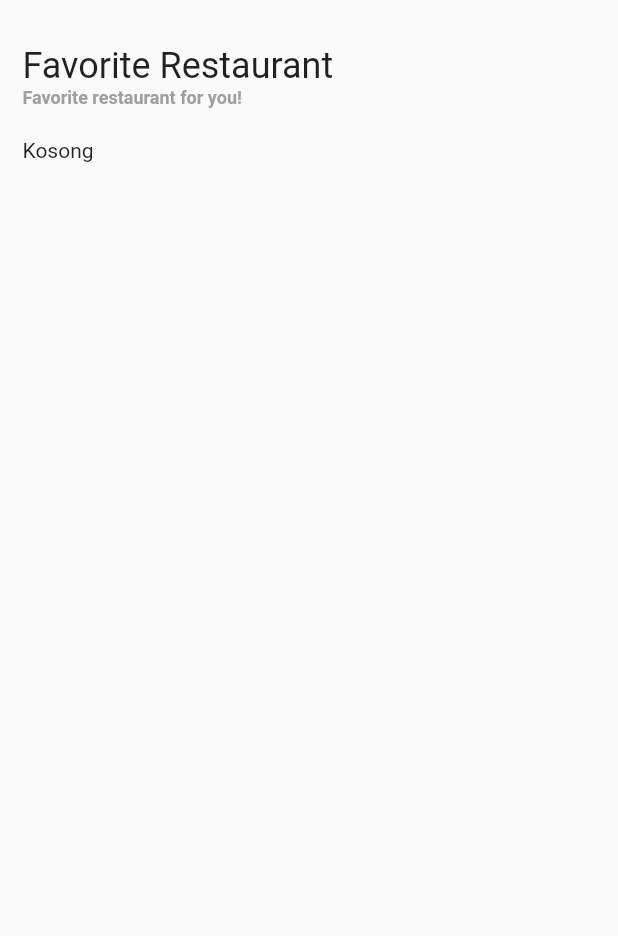
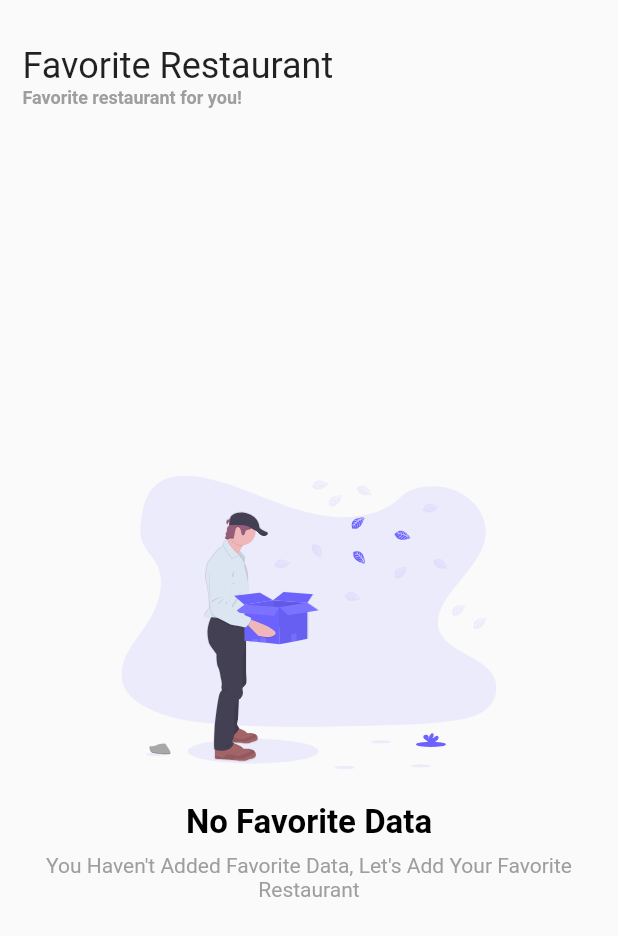
Before and after one commit to Egi10/restaurant_app, a Flutter app: the FavoriteScreen screen opened directly, on a phone screen of 412 x 824 dp. Shown: the top 936 px of the screen. Run offline on Flutter 3.47's test engine with Material 2 defaults, Android fonts, the phone set to English and light mode, and no system bars; our stand-ins replace flutter_svg, lottie, sqflite, toast; accounts and stored records are empty; network calls fail.

Commit message:
add detail favorite

```diff
--- a/lib/data/local/db_provider.dart
+++ b/lib/data/local/db_provider.dart
@@ -17,10 +17,10 @@ class DbProvider extends ChangeNotifier {
 
   DbProvider() {
     _helper = DatabaseHelper();
-    _getAllRestaurant();
+    getAllRestaurant();
   }
 
-  void _getAllRestaurant() async {
+  void getAllRestaurant() async {
     _listRestaurant = await _helper.getRestaurant();
     if (_listRestaurant.isEmpty) {
       _resultState = ResultStateFavorite.NoData;
@@ -39,6 +39,10 @@ class DbProvider extends ChangeNotifier {
     return await _helper.getRestaurantById(id);
   }
 
+  // Future<List<RestaurantsEntity>> getAllRestaurant() async {
+  //   return await _helper.getRestaurant();
+  // }
+
   void getRestaurantByIdSize(String id) async {
     _listRestaurantFavorite = await _helper.getRestaurantByIdSize(id);
     notifyListeners();
--- a/lib/screen/details_screen.dart
+++ b/lib/screen/details_screen.dart
@@ -33,7 +33,6 @@ class _DetailScreen extends State<DetailScreen> {
               apiService: ApiService(), idRestaurants: widget.idRestaurants),
           child: Consumer<RestaurantsProvider>(builder: (context, state, _) {
             if (state.state == ResultState.Loading) {
-              print('${provider.listRestaurantFavorite.length} - $isFavorite');
               provider.getRestaurantByIdSize(widget.idRestaurants);
               return Center(
                 child: CircularProgressIndicator(),
--- /dev/null
+++ b/lib/screen/favorite/favorite_screen.dart
@@ -0,0 +1,60 @@
+import 'package:flutter/cupertino.dart';
+import 'package:flutter/material.dart';
+import 'package:provider/provider.dart';
+import 'package:restaurant_app/data/local/db_provider.dart';
+import 'package:restaurant_app/widget/item_list_favorite.dart';
+import 'package:restaurant_app/widget/no_data_favorite.dart';
+
+class FavoriteScreen extends StatefulWidget {
+  @override
+  _FavoriteScreenState createState() => _FavoriteScreenState();
+}
+
+class _FavoriteScreenState extends State<FavoriteScreen> {
+  @override
+  Widget build(BuildContext context) {
+    return Scaffold(
+      body: SafeArea(
+        child: Container(
+          margin: EdgeInsets.only(top: 30, left: 15, right: 15),
+          child: Column(
+            crossAxisAlignment: CrossAxisAlignment.start,
+            children: <Widget>[
+              Text(
+                'Favorite Restaurant',
+                style: TextStyle(fontSize: 24),
+                textAlign: TextAlign.start,
+              ),
+              Text(
+                'Favorite restaurant for you!',
+                style: TextStyle(
+                    fontSize: 12,
+                    fontWeight: FontWeight.bold,
+                    color: Colors.grey),
+                textAlign: TextAlign.start,
+              ),
+              Padding(padding: EdgeInsets.only(top: 20)),
+              Expanded(
+                child: Consumer<DbProvider>(
+                  builder: (context, provider, child) {
+                    if (provider.resultState == ResultStateFavorite.NoData) {
+                      return NoDataFavoriteWidget();
+                    } else {
+                      provider.getAllRestaurant();
+                      final restaurant = provider.listRestaurant;
+                      return ListView.builder(
+                          itemCount: restaurant.length,
+                          itemBuilder: (context, index) {
+                            return itemListFavorite(context, restaurant[index]);
+                          });
+                    }
+                  },
+                ),
+              ),
+            ],
+          ),
+        ),
+      ),
+    );
+  }
+}
--- a/lib/screen/favorite_screen.dart
+++ /dev/null
@@ -1,106 +0,0 @@
-import 'package:flutter/cupertino.dart';
-import 'package:flutter/material.dart';
-import 'package:provider/provider.dart';
-import 'package:restaurant_app/data/local/db_provider.dart';
-import 'package:restaurant_app/data/local/restaurants_entity.dart';
-
-class FavoriteScreen extends StatelessWidget {
-  @override
-  Widget build(BuildContext context) {
-    return Scaffold(
-      body: SafeArea(
-        child: Container(
-          margin: EdgeInsets.only(top: 30, left: 15, right: 15),
-          child: Column(
-            crossAxisAlignment: CrossAxisAlignment.start,
-            children: <Widget>[
-              Text(
-                'Favorite Restaurant',
-                style: TextStyle(fontSize: 24),
-                textAlign: TextAlign.start,
-              ),
-              Text(
-                'Favorite restaurant for you!',
-                style: TextStyle(
-                    fontSize: 12,
-                    fontWeight: FontWeight.bold,
-                    color: Colors.grey),
-                textAlign: TextAlign.start,
-              ),
-              Padding(padding: EdgeInsets.only(top: 20)),
-              Expanded(
-                child: Consumer<DbProvider>(
-                  builder: (context, provider, child) {
-                    if (provider.resultState == ResultStateFavorite.NoData) {
-                      return Text('Kosong');
-                    } else {
-                      final restaurant = provider.listRestaurant;
-                      return ListView.builder(
-                          itemCount: restaurant.length,
-                          itemBuilder: (context, index) {
-                            return _itemListFavorite(
-                                context, restaurant[index]);
-                          });
-                    }
-                  },
-                ),
-              ),
-            ],
-          ),
-        ),
-      ),
-    );
-  }
-
-  Widget _itemListFavorite(
-      BuildContext context, RestaurantsEntity restaurantsEntity) {
-    return Container(
-      margin: EdgeInsets.only(top: 8, bottom: 8, right: 4, left: 4),
-      padding: EdgeInsets.only(bottom: 10),
-      child: Stack(
-        children: <Widget>[
-          Column(
-            crossAxisAlignment: CrossAxisAlignment.start,
-            children: <Widget>[
-              Hero(
-                tag: "Favorite ${restaurantsEntity.picture}",
-                child: Image.network(
-                  "https://restaurant-api.dicoding.dev/images/medium/${restaurantsEntity.picture}",
-                  width: double.infinity,
-                  height: MediaQuery.of(context).size.width * 0.5,
-                  fit: BoxFit.cover,
-                ),
-              ),
-              Padding(padding: EdgeInsets.only(top: 10)),
-              Text(
-                restaurantsEntity.name,
-                style: TextStyle(
-                    fontSize: 16,
-                    color: Colors.black,
-                    fontWeight: FontWeight.bold),
-              ),
-              Padding(padding: EdgeInsets.only(top: 3)),
-              Row(
-                children: <Widget>[
-                  Icon(
-                    Icons.location_on,
-                    size: 14.0,
-                    color: Colors.grey,
-                  ),
-                  Padding(padding: EdgeInsets.only(left: 3.0)),
-                  Text(
-                    restaurantsEntity.city,
-                    style: TextStyle(
-                      fontSize: 12,
-                      color: Colors.grey,
-                    ),
-                  )
-                ],
-              ),
-            ],
-          )
-        ],
-      ),
-    );
-  }
-}
--- a/lib/screen/main_screen.dart
+++ b/lib/screen/main_screen.dart
@@ -3,7 +3,7 @@ import 'package:provider/provider.dart';
 import 'package:restaurant_app/data/local/db_provider.dart';
 import 'package:restaurant_app/data/remote/api/api_service.dart';
 import 'package:restaurant_app/provider/restaurants_provider.dart';
-import 'package:restaurant_app/screen/favorite_screen.dart';
+import 'package:restaurant_app/screen/favorite/favorite_screen.dart';
 import 'package:restaurant_app/screen/search_screen.dart';
 import 'package:restaurant_app/widget/item_list_restaurants.dart';
 import 'package:restaurant_app/widget/message_error.dart';
--- /dev/null
+++ b/lib/widget/no_data_favorite.dart
@@ -0,0 +1,43 @@
+import 'package:flutter/material.dart';
+import 'package:flutter_svg/svg.dart';
+
+class NoDataFavoriteWidget extends StatelessWidget {
+  const NoDataFavoriteWidget({
+    Key key,
+  }) : super(key: key);
+
+  @override
+  Widget build(BuildContext context) {
+    return Center(
+        child: SingleChildScrollView(
+      child: Column(
+        mainAxisAlignment: MainAxisAlignment.center,
+        crossAxisAlignment: CrossAxisAlignment.center,
+        children: <Widget>[
+          Container(
+            child: SvgPicture.asset(
+              "assets/image/bg_empty.svg",
+              height: 200,
+              width: 250,
+            ),
+          ),
+          Padding(padding: EdgeInsets.only(top: 20)),
+          Text(
+            "No Favorite Data",
+            textAlign: TextAlign.center,
+            style: TextStyle(
+                fontSize: 22.0,
+                fontWeight: FontWeight.bold,
+                color: Colors.black),
+          ),
+          Padding(padding: EdgeInsets.only(top: 8)),
+          Text(
+            "You Haven't Added Favorite Data, Let's Add Your Favorite Restaurant",
+            textAlign: TextAlign.center,
+            style: TextStyle(fontSize: 14.0, color: Colors.grey),
+          )
+        ],
+      ),
+    ));
+  }
+}
```
Also changed, not shown: lib/screen/favorite/favorite_detail_screen.dart (added, +175 -0 lines), lib/widget/item_list_favorite.dart (added, +72 -0 lines).
